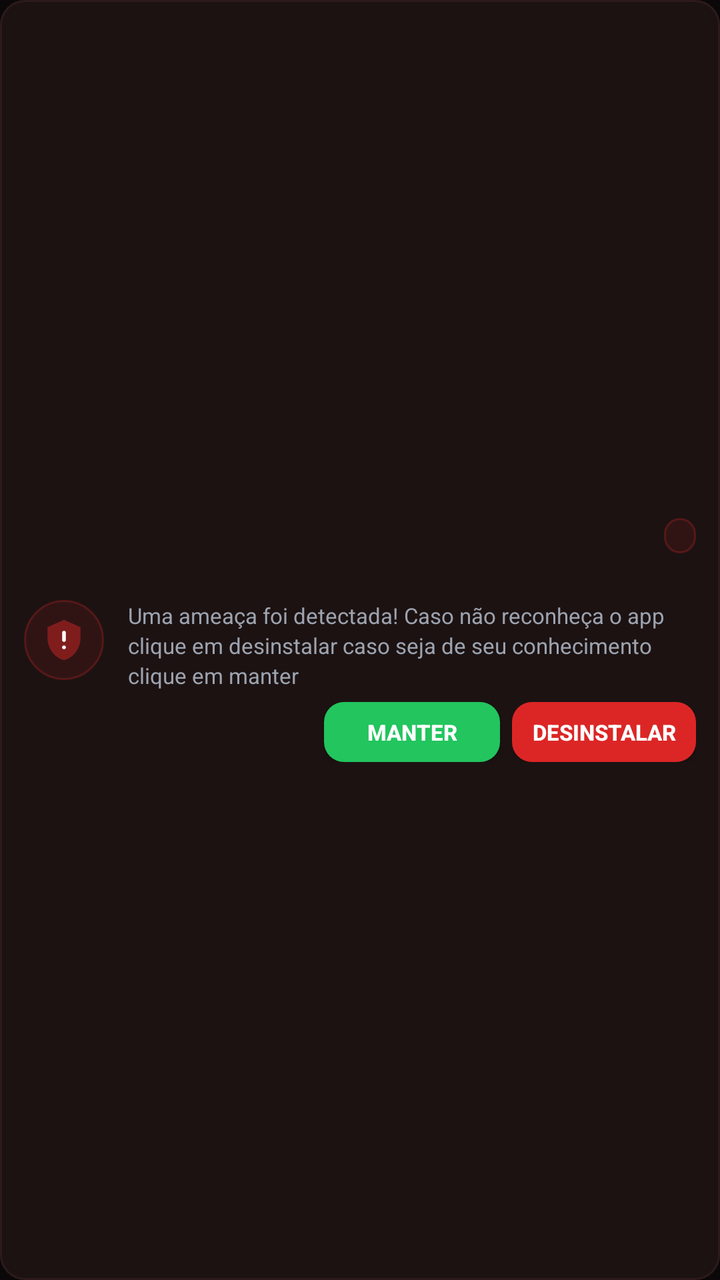
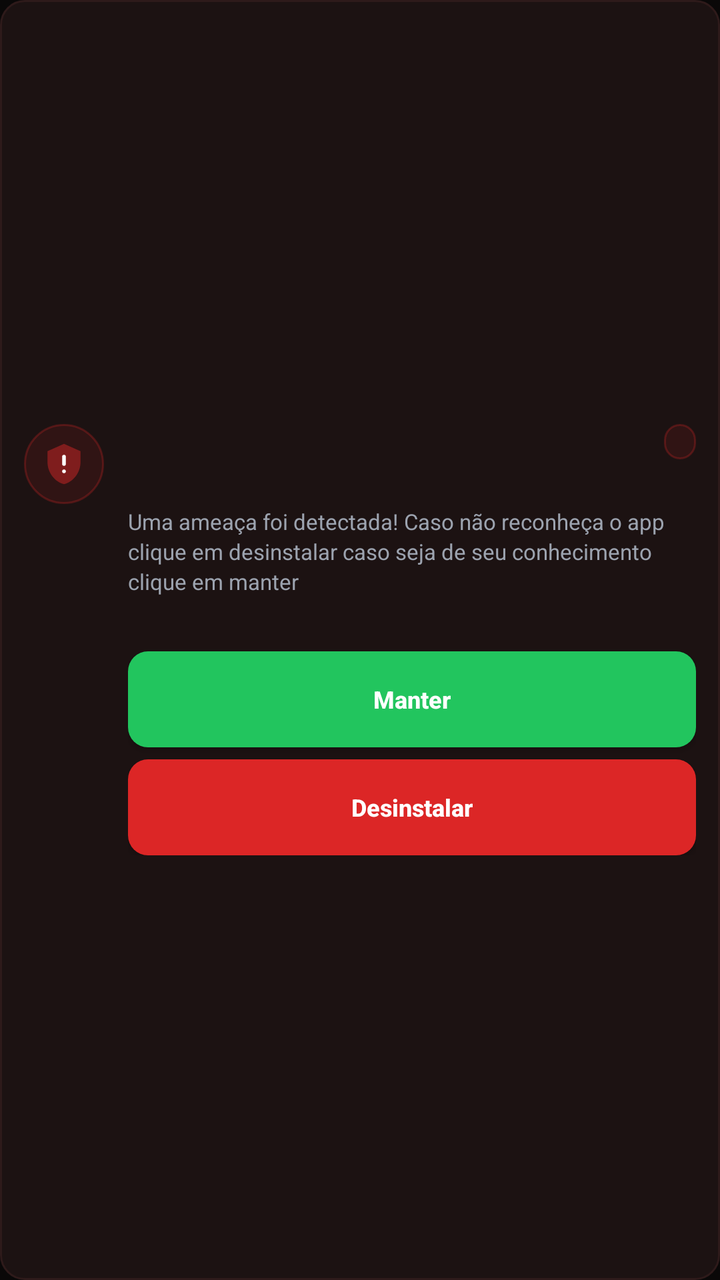

The first picture is an Android layout as it rendered before a commit; the second is the same layout after the commit. The layout source and the unified diff follow.
<!-- AndroidManifest.xml: application theme Theme.MAGuardian -->
<!-- res/layout/item_threat.xml -->
<?xml version="1.0" encoding="utf-8"?>
<LinearLayout xmlns:android="http://schemas.android.com/apk/res/android"
    xmlns:app="http://schemas.android.com/apk/res-auto"
    android:layout_width="match_parent"
    android:layout_height="wrap_content"
    android:orientation="horizontal"
    android:background="@drawable/card_background"
    android:padding="12dp"
    android:gravity="center_vertical"
    android:layout_marginBottom="8dp">

    
    <FrameLayout
        android:layout_width="40dp"
        android:layout_height="40dp"
        android:background="@drawable/badge_danger"
        android:layout_marginEnd="12dp">

        <ImageView
            android:layout_width="22dp"
            android:layout_height="22dp"
            android:layout_gravity="center"
            android:src="@drawable/ic_shield_alert"
            android:contentDescription="Ameaça" />
    </FrameLayout>

    
    <LinearLayout
        android:layout_width="0dp"
        android:layout_height="wrap_content"
        android:layout_weight="1"
        android:orientation="vertical">

        <LinearLayout
            android:layout_width="match_parent"
            android:layout_height="wrap_content"
            android:orientation="horizontal"
            android:gravity="center_vertical">

            <TextView
                android:id="@+id/tvThreatName"
                android:layout_width="0dp"
                android:layout_height="wrap_content"
                android:layout_weight="1"
                android:textColor="@color/text_primary"
                android:textSize="13sp"
                android:textStyle="bold"
                android:maxLines="1"
                android:ellipsize="end" />

            <TextView
                android:id="@+id/tvThreatSeverity"
                android:layout_width="wrap_content"
                android:layout_height="wrap_content"
                android:textColor="@color/danger"
                android:textSize="10sp"
                android:textStyle="bold"
                android:background="@drawable/badge_danger"
                android:paddingStart="8dp"
                android:paddingEnd="8dp"
                android:paddingTop="2dp"
                android:paddingBottom="2dp"
                android:layout_marginStart="6dp" />
        </LinearLayout>

        <TextView
            android:id="@+id/tvThreatPackage"
            android:layout_width="match_parent"
            android:layout_height="wrap_content"
            android:textColor="@color/text_muted"
            android:textSize="10sp"
            android:maxLines="1"
            android:ellipsize="end"
            android:layout_marginTop="2dp" />

        <TextView
            android:layout_width="match_parent"
            android:layout_height="wrap_content"
            android:layout_marginTop="8dp"
            android:text="Uma ameaça foi detectada! Caso não reconheça o app clique em desinstalar caso seja de seu conhecimento clique em manter"
            android:textColor="@color/text_secondary"
            android:textSize="11sp"
            android:lineSpacingExtra="2dp" />

        <LinearLayout
            android:layout_width="match_parent"
            android:layout_height="wrap_content"
            android:orientation="horizontal"
            android:gravity="center_vertical"
            android:layout_marginTop="6dp">

            <TextView
                android:id="@+id/tvThreatType"
                android:layout_width="0dp"
                android:layout_height="wrap_content"
                android:layout_weight="1"
                android:textColor="@color/text_secondary"
                android:textSize="10sp" />

            <Button
                android:id="@+id/btnKeep"
                android:layout_width="wrap_content"
                android:layout_height="30dp"
                android:layout_marginEnd="6dp"
                android:text="Manter"
                android:textColor="@color/white"
                android:textStyle="bold"
                android:textSize="11sp"
                android:background="@drawable/btn_keep"
                app:backgroundTint="@null"
                android:paddingStart="10dp"
                android:paddingEnd="10dp" />

            <Button
                android:id="@+id/btnUninstall"
                android:layout_width="wrap_content"
                android:layout_height="30dp"
                android:text="Desinstalar"
                android:textColor="@color/white"
                android:textStyle="bold"
                android:textSize="11sp"
                android:background="@drawable/btn_primary"
                app:backgroundTint="@null"
                android:paddingStart="10dp"
                android:paddingEnd="10dp" />
        </LinearLayout>
    </LinearLayout>

    <Button
        android:id="@+id/btnAddToCatalog"
        android:layout_width="match_parent"
        android:layout_height="wrap_content"
        android:minHeight="48dp"
        android:visibility="gone"
        android:text="Adicionar à base de ameaças"
        android:textAllCaps="false" />
</LinearLayout>
<!-- resources referenced by this layout -->
<resources>
  <color name="danger">#DC2626</color>
  <color name="text_muted">#6B7280</color>
  <color name="text_primary">#E8E8E8</color>
  <color name="text_secondary">#9CA3AF</color>
  <color name="white">#FFFFFF</color>
  <!-- drawable badge_danger (drawable) -->
  <?xml version="1.0" encoding="utf-8"?>
  <shape xmlns:android="http://schemas.android.com/apk/res/android"
      android:shape="rectangle">
      <solid android:color="#1ADC2626" />
      <stroke android:width="1dp" android:color="#44DC2626" />
      <corners android:radius="20dp" />
  </shape>
  <!-- drawable btn_keep (drawable) -->
  <?xml version="1.0" encoding="utf-8"?>
  <shape xmlns:android="http://schemas.android.com/apk/res/android"
      android:shape="rectangle">
      <solid android:color="@color/success" />
      <corners android:radius="10dp" />
  </shape>
  <!-- drawable btn_primary (drawable) -->
  <?xml version="1.0" encoding="utf-8"?>
  <shape xmlns:android="http://schemas.android.com/apk/res/android"
      android:shape="rectangle">
      <solid android:color="#DC2626" />
      <corners android:radius="10dp" />
  </shape>
  <!-- drawable card_background (drawable) -->
  <?xml version="1.0" encoding="utf-8"?>
  <shape xmlns:android="http://schemas.android.com/apk/res/android"
      android:shape="rectangle">
      <solid android:color="#1C1212" />
      <corners android:radius="12dp" />
      <stroke android:width="1dp" android:color="#2E1A1A" />
  </shape>
  <!-- drawable ic_shield_alert (drawable) -->
  <?xml version="1.0" encoding="utf-8"?>
  <vector xmlns:android="http://schemas.android.com/apk/res/android"
      android:width="24dp"
      android:height="24dp"
      android:viewportWidth="24"
      android:viewportHeight="24">
      <path
          android:fillColor="#7F1D1D"
          android:pathData="M12,1L3,5v6c0,5.55 3.84,10.74 9,12 5.16,-1.26 9,-6.45 9,-12V5L12,1z" />
      <path
          android:fillColor="#FFFFFF"
          android:pathData="M12,8v4M12,16h0.01"
          android:strokeColor="#FFFFFF"
          android:strokeWidth="2"
          android:strokeLineCap="round"
          android:strokeLineJoin="round" />
  </vector>
  <style name="Theme.MAGuardian" parent="Theme.MAGuardian.Base" />
  <color name="success">#22C55E</color>
  <style name="Theme.MAGuardian.Base" parent="Theme.MaterialComponents.DayNight.DarkActionBar">
          <item name="colorPrimary">@color/primary</item>
          <item name="colorPrimaryVariant">@color/primary_dark</item>
          <item name="colorOnPrimary">@color/white</item>
          <item name="colorSecondary">@color/gold</item>
          <item name="colorSecondaryVariant">@color/gold_dark</item>
          <item name="colorOnSecondary">@color/white</item>
          <item name="android:windowBackground">@color/background_dark</item>
          <item name="android:colorBackground">@color/background_dark</item>
          <item name="android:statusBarColor">@android:color/transparent</item>
          <item name="android:navigationBarColor">@android:color/transparent</item>
          <item name="android:enforceStatusBarContrast">false</item>
          <item name="android:enforceNavigationBarContrast">false</item>
          <item name="windowActionBar">false</item>
          <item name="windowNoTitle">true</item>
          
          <item name="materialButtonStyle">@style/Widget.AppCompat.Button</item>
          <item name="materialButtonOutlinedStyle">@style/Widget.AppCompat.Button</item>
      </style>
  <color name="primary">#DC2626</color>
  <color name="primary_dark">#B91C1C</color>
  <color name="gold">#F59E0B</color>
  <color name="gold_dark">#D97706</color>
  <color name="background_dark">#0A0808</color>
</resources>

<!-- the commit's change to res/layout/item_threat.xml (unified diff, before → after) -->
@@ -3,11 +3,18 @@
     xmlns:app="http://schemas.android.com/apk/res-auto"
     android:layout_width="match_parent"
     android:layout_height="wrap_content"
-    android:orientation="horizontal"
+    android:orientation="vertical"
     android:background="@drawable/card_background"
     android:padding="12dp"
     android:gravity="center_vertical"
     android:layout_marginBottom="8dp">
+
+    
+    <LinearLayout
+        android:layout_width="match_parent"
+        android:layout_height="wrap_content"
+        android:orientation="horizontal"
+        android:gravity="top">
 
     
     <FrameLayout
@@ -45,7 +52,7 @@
                 android:textColor="@color/text_primary"
                 android:textSize="13sp"
                 android:textStyle="bold"
-                android:maxLines="1"
+                android:maxLines="2"
                 android:ellipsize="end" />
 
             <TextView
@@ -69,7 +76,7 @@
             android:layout_height="wrap_content"
             android:textColor="@color/text_muted"
             android:textSize="10sp"
-            android:maxLines="1"
+            android:maxLines="2"
             android:ellipsize="end"
             android:layout_marginTop="2dp" />
 
@@ -85,27 +92,28 @@
         <LinearLayout
             android:layout_width="match_parent"
             android:layout_height="wrap_content"
-            android:orientation="horizontal"
+            android:orientation="vertical"
             android:gravity="center_vertical"
             android:layout_marginTop="6dp">
 
             <TextView
                 android:id="@+id/tvThreatType"
-                android:layout_width="0dp"
+                android:layout_width="match_parent"
                 android:layout_height="wrap_content"
-                android:layout_weight="1"
                 android:textColor="@color/text_secondary"
                 android:textSize="10sp" />
 
             <Button
                 android:id="@+id/btnKeep"
-                android:layout_width="wrap_content"
-                android:layout_height="30dp"
-                android:layout_marginEnd="6dp"
+                android:layout_width="match_parent"
+                android:layout_height="wrap_content"
+                android:minHeight="48dp"
+                android:layout_marginTop="8dp"
                 android:text="Manter"
+                android:textAllCaps="false"
                 android:textColor="@color/white"
                 android:textStyle="bold"
-                android:textSize="11sp"
+                android:textSize="12sp"
                 android:background="@drawable/btn_keep"
                 app:backgroundTint="@null"
                 android:paddingStart="10dp"
@@ -113,25 +121,35 @@
 
             <Button
                 android:id="@+id/btnUninstall"
-                android:layout_width="wrap_content"
-                android:layout_height="30dp"
+                android:layout_width="match_parent"
+                android:layout_height="wrap_content"
+                android:minHeight="48dp"
+                android:layout_marginTop="6dp"
                 android:text="Desinstalar"
+                android:textAllCaps="false"
                 android:textColor="@color/white"
                 android:textStyle="bold"
-                android:textSize="11sp"
+                android:textSize="12sp"
                 android:background="@drawable/btn_primary"
                 app:backgroundTint="@null"
                 android:paddingStart="10dp"
                 android:paddingEnd="10dp" />
         </LinearLayout>
     </LinearLayout>
+    </LinearLayout>
 
+    
     <Button
         android:id="@+id/btnAddToCatalog"
         android:layout_width="match_parent"
         android:layout_height="wrap_content"
         android:minHeight="48dp"
+        android:layout_marginTop="8dp"
         android:visibility="gone"
         android:text="Adicionar à base de ameaças"
-        android:textAllCaps="false" />
+        android:textAllCaps="false"
+        android:textSize="12sp"
+        android:textColor="@color/white"
+        android:background="@drawable/btn_keep"
+        app:backgroundTint="@null" />
 </LinearLayout>
